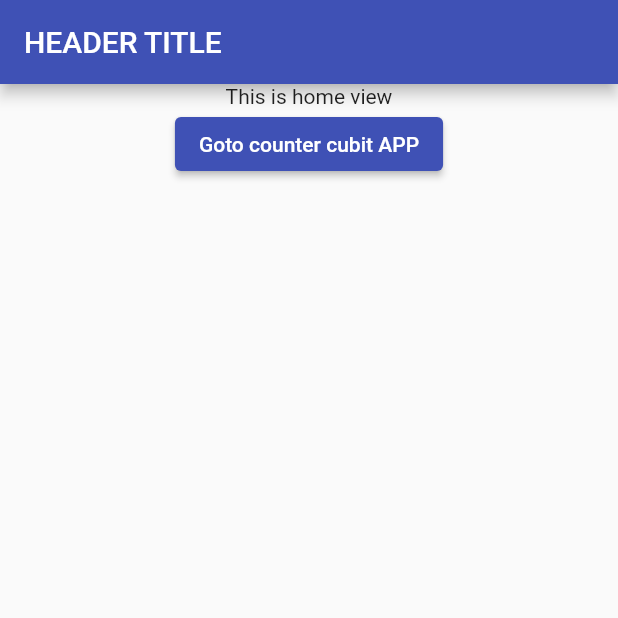
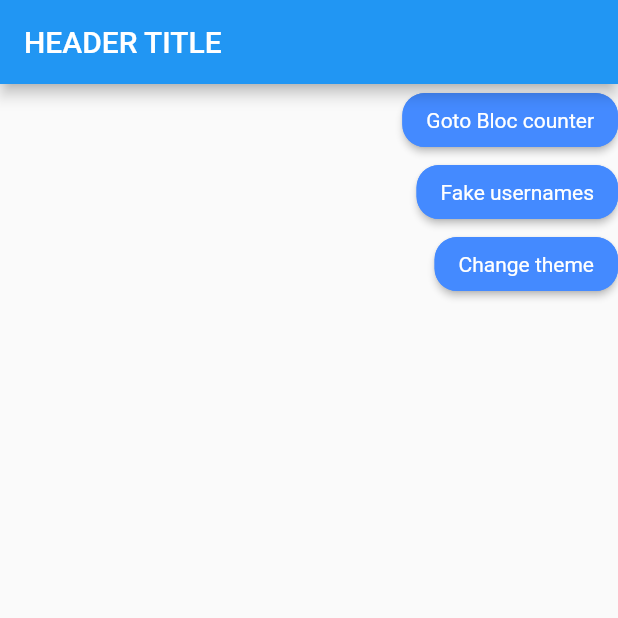
Before and after one commit to NoatToan/milestone, a Flutter app: the screen it shows after launch, on a phone screen of 412 x 824 dp, the top half of it. Run offline on Flutter 3.47's test engine with Material 2 defaults, Android fonts, the phone set to English and light mode, and no system bars; our stand-ins replace bloc, flutter_bloc, flutter_dotenv; missing offline and left inert: random_x.

Commit message:
feat: theme inherited widget config, factory faker data

```diff
--- a/lib/app_inherited_widget.dart
+++ b/lib/app_inherited_widget.dart
@@ -1,19 +1,18 @@
-import 'package:flutter/foundation.dart';
 import 'package:flutter/material.dart';
-import 'package:milestone_project/core/models/base_model_user.dart';
+import 'package:milestone_project/core/models/model_user.dart';
 
 class AppInheritedWidget extends InheritedWidget {
   const AppInheritedWidget({
     super.key,
-    required this.color,
+    required this.themeData,
     required super.child,
-    this.auth = BaseModelUser.ex,
+    this.auth = ModelUser.ex,
   });
 
-  final Color color;
+  final ThemeData themeData;
 
   // TODO: auth state will be passed from App stateful, and all ancestors are able to access this auth
-  final BaseModelUser auth;
+  final ModelUser auth;
 
   static AppInheritedWidget? maybeOf(BuildContext context) {
     return context.dependOnInheritedWidgetOfExactType<AppInheritedWidget>();
@@ -21,16 +20,14 @@ class AppInheritedWidget extends InheritedWidget {
 
   static AppInheritedWidget of(BuildContext context) {
     final AppInheritedWidget? result = maybeOf(context);
-    assert(result != null, 'No FrogColor found in context');
+    assert(result != null, 'No AppInheritedWidget found in context');
+
     return result!;
   }
 
   @override
   bool updateShouldNotify(AppInheritedWidget oldWidget) {
-    bool shouldUpdate = color != oldWidget.color;
-    if (kDebugMode) {
-      print('AppInheritedWidget re-render');
-    }
+    bool shouldUpdate = themeData != oldWidget.themeData;
 
     return shouldUpdate;
   }
--- /dev/null
+++ b/lib/core/factories/factory_model.dart
@@ -0,0 +1,55 @@
+import 'package:random_x/random_x.dart';
+
+class FactoryModel {
+  static const name = 'NAME';
+  static const email = 'EMAIL';
+  static const phoneNumber = 'PHONE_NUMBER';
+  static const address = 'ADDRESS';
+  static const date = 'DATE';
+  static const dateIncrementFrom = 'DATE_INCREMENT_FROM';
+  static const dateDecrementFrom = 'DATE_DECREMENT_FROM';
+
+  static List<dynamic> make({
+    required String type,
+    int count = 10,
+    int length = 10,
+    DateTime? startDate,
+  }) {
+    List<dynamic> res = [];
+
+    if (type == name) {
+      res.addAll(RndX.generateNames(count: count));
+    }
+
+    if (type == email) {
+      res.addAll(RndX.generateEmail(count: count));
+    }
+
+    if (type == phoneNumber) {
+      res.addAll(RndX.generatePhoneNumber(count: count));
+    }
+
+    if (type == address) {
+      res.add(RndX.randomAddressList(count: count));
+    }
+
+    if (type == date) {
+      res.addAll(RndX.generateRandomDates(count: count));
+    }
+    if (type == dateIncrementFrom) {
+      throw UnimplementedError();
+
+      // assert(startDate != null, 'Start date is required');
+      // res.addAll(RndX.generateRandomDates(count: count, start: startDate));
+    }
+
+    if (type == dateDecrementFrom) {
+      throw UnimplementedError();
+
+      // assert(startDate != null, 'Start date is required');
+      // res.addAll(RndX.generateRandomDates(count: count));
+    }
+
+    return res;
+  }
+}
--- a/lib/core/models/base_model_user.dart
+++ b/lib/core/models/model_user.dart
@@ -1,28 +1,28 @@
-class BaseModelUser {
+class ModelUser {
   final String id;
   final String name;
 
-  const BaseModelUser({
+  const ModelUser({
     required this.id,
     required this.name,
   });
 
-  BaseModelUser copyWith({
+  ModelUser copyWith({
     String? id,
     String? name,
   }) {
-    return BaseModelUser(
+    return ModelUser(
       id: id ?? this.id,
       name: name ?? this.name,
     );
   }
 
-  factory BaseModelUser.fromMap(Map<String, dynamic> map) {
-    return BaseModelUser(
+  factory ModelUser.fromMap(Map<String, dynamic> map) {
+    return ModelUser(
       id: map['id'] as String,
       name: map['name'] as String,
     );
   }
 
-  static const BaseModelUser ex = BaseModelUser(id: 'id', name: 'name');
+  static const ModelUser ex = ModelUser(id: 'id', name: 'name');
 }
--- /dev/null
+++ b/lib/core/themes/theme_contrast.dart
@@ -0,0 +1,29 @@
+import 'package:flutter/material.dart';
+
+class ThemeContrast {
+  static ThemeData get themeData => ThemeData(
+        primaryColor: Colors.black12,
+        backgroundColor: Colors.grey,
+        floatingActionButtonTheme: const FloatingActionButtonThemeData(
+          foregroundColor: Colors.black,
+        ),
+        brightness: Brightness.dark,
+        elevatedButtonTheme: ElevatedButtonThemeData(
+          style: ButtonStyle(
+            side: MaterialStateProperty.resolveWith<BorderSide>(
+                (states) => const BorderSide(color: Colors.black)),
+            backgroundColor: MaterialStateProperty.resolveWith<Color>(
+                (states) => Colors.black),
+            shape: MaterialStateProperty.resolveWith<OutlinedBorder>((_) {
+              return RoundedRectangleBorder(
+                  borderRadius: BorderRadius.circular(15));
+            }),
+            textStyle: MaterialStateProperty.resolveWith<TextStyle>(
+              (states) => const TextStyle(
+                color: Colors.white70,
+              ),
+            ),
+          ),
+        ),
+      );
+}
--- /dev/null
+++ b/lib/core/themes/theme_default.dart
@@ -0,0 +1,28 @@
+import 'package:flutter/material.dart';
+
+class ThemeDefault {
+  static ThemeData get themeData => ThemeData(
+        primaryColor: Colors.blueAccent,
+        floatingActionButtonTheme: const FloatingActionButtonThemeData(
+          foregroundColor: Colors.white,
+        ),
+        brightness: Brightness.light,
+        elevatedButtonTheme: ElevatedButtonThemeData(
+          style: ButtonStyle(
+            side: MaterialStateProperty.resolveWith<BorderSide>(
+                (states) => const BorderSide(color: Colors.blueAccent)),
+            backgroundColor: MaterialStateProperty.resolveWith<Color>(
+                (states) => Colors.blueAccent),
+            shape: MaterialStateProperty.resolveWith<OutlinedBorder>((_) {
+              return RoundedRectangleBorder(
+                  borderRadius: BorderRadius.circular(15));
+            }),
+            textStyle: MaterialStateProperty.resolveWith<TextStyle>(
+              (states) => const TextStyle(
+                color: Colors.white,
+              ),
+            ),
+          ),
+        ),
+      );
+}
--- a/lib/main.dart
+++ b/lib/main.dart
@@ -1,8 +1,9 @@
 import 'package:flutter/foundation.dart';
 import 'package:flutter/material.dart';
+import 'package:flutter_bloc/flutter_bloc.dart';
 import 'package:milestone_project/app_inherited_widget.dart';
-import 'package:milestone_project/app_state.dart';
-import 'package:milestone_project/modules/counter_app.dart';
+import 'package:milestone_project/core/themes/theme_contrast.dart';
+import 'package:milestone_project/core/themes/theme_default.dart';
 import 'package:flutter_dotenv/flutter_dotenv.dart';
 import 'package:milestone_project/modules/home/view/home_page.dart';
 
@@ -21,28 +22,63 @@ void main() async {
     print('------------------------');
   }
 
+  Bloc.observer = const AppBlocObserver();
   runApp(const MyApp());
+}
+
+/// Custom [BlocObserver] that observes all bloc and cubit state changes.
+class AppBlocObserver extends BlocObserver {
+  const AppBlocObserver();
+
+  @override
+  void onChange(BlocBase bloc, Change change) {
+    super.onChange(bloc, change);
+
+    if (bloc is Cubit) {
+      if (kDebugMode) {
+        print(change);
+      }
+    }
+  }
+
+  @override
+  void onTransition(Bloc bloc, Transition transition) {
+    super.onTransition(bloc, transition);
+    if (kDebugMode) {
+      print(transition);
+    }
+  }
 }
 
 class MyApp extends StatelessWidget {
   const MyApp({Key? key}) : super(key: key);
 
-  // This widget is the root of your application.
   @override
   Widget build(BuildContext context) {
-    return MaterialApp(
-      title: dotenv.get('APP_NAME'),
-      // TODO: Load dynamic theme feature
-      theme: ThemeData(
-        primarySwatch: Colors.indigo,
-      ),
-      // home: const MyHomePage(title: 'Flutter Demo Home Page'),
-      home: const AppState(
-        child: AppInheritedWidget(
-          color: Colors.red,
-          child: HomePage(),
-        ),
+    return BlocProvider(
+      create: (_) => ThemeCubit(),
+      child: BlocBuilder<ThemeCubit, ThemeData>(
+        builder: (_, theme) {
+          return AppInheritedWidget(
+            themeData: theme,
+            child: MaterialApp(
+              title: dotenv.get('APP_NAME'),
+              home: const HomePage(),
+            ),
+          );
+        },
       ),
     );
   }
 }
+
+class ThemeCubit extends Cubit<ThemeData> {
+  ThemeCubit() : super(_themeDefault);
+
+  static final _themeDefault = ThemeDefault.themeData;
+  static final _themeDark = ThemeContrast.themeData;
+
+  void toggleTheme() {
+    emit(state.brightness == Brightness.dark ? _themeDefault : _themeDark);
+  }
+}
--- a/lib/modules/counter/view/counter_view.dart
+++ b/lib/modules/counter/view/counter_view.dart
@@ -21,12 +21,14 @@ class CounterView extends AppBaseView {
       crossAxisAlignment: CrossAxisAlignment.end,
       children: <Widget>[
         FloatingActionButton(
+          heroTag: '1',
           key: const Key('counterView_increment_floatingActionButton'),
           child: const Icon(Icons.add),
           onPressed: () => context.read<CounterCubit>().increment(),
         ),
         const SizedBox(height: 8),
         FloatingActionButton(
+          heroTag: '2',
           key: const Key('counterView_decrement_floatingActionButton'),
           child: const Icon(Icons.remove),
           onPressed: () => context.read<CounterCubit>().decrement(),
--- a/lib/modules/home/view/home_page.dart
+++ b/lib/modules/home/view/home_page.dart
@@ -1,5 +1,4 @@
 import 'package:flutter/material.dart';
-import 'package:flutter_bloc/flutter_bloc.dart';
 import 'package:milestone_project/modules/counter/counter.dart';
 import 'package:milestone_project/modules/home/view/home_view.dart';
 
--- a/lib/modules/home/view/home_view.dart
+++ b/lib/modules/home/view/home_view.dart
@@ -1,24 +1,54 @@
 import 'package:flutter/material.dart';
+import 'package:flutter_bloc/flutter_bloc.dart';
 import 'package:milestone_project/app_base_view.dart';
-import 'package:milestone_project/modules/counter_app.dart';
+import 'package:milestone_project/core/factories/factory_model.dart';
+import 'package:milestone_project/main.dart';
+import 'package:milestone_project/modules/counter/counter.dart';
 
 class HomeView extends AppBaseView {
   const HomeView({Key? key}) : super(key: key);
 
   @override
   Widget body(BuildContext context) {
-    return Column(
+    return Row(
+      mainAxisAlignment: MainAxisAlignment.spaceBetween,
       children: [
-        const Text('This is home view'),
+        Flexible(flex: 3, child: const SizedBox()),
+        Flexible(
+            flex: 2,
+            child: Column(
+              crossAxisAlignment: CrossAxisAlignment.end,
+              children: [
                 ElevatedButton(
-          child: const Text('Goto counter cubit APP'),
+                  child: const Text('Goto Bloc counter'),
                   onPressed: () {
                     Navigator.push(
                       context,
-              MaterialPageRoute(builder: (context) => const CounterApp()),
+                      MaterialPageRoute(
+                        /// nav to new page
+                        builder: (context) => const CounterPage(),
+
+                        /// nav to new app
+                        // builder: (context) => const CounterApp(),
+                      ),
                     );
                   },
                 ),
+                ElevatedButton(
+                  child: const Text('Fake usernames'),
+                  onPressed: () {
+                    List<dynamic> userNames = FactoryModel.make(type: 'NAME');
+                    print(userNames);
+                  },
+                ),
+                ElevatedButton(
+                  child: const Text('Change theme'),
+                  onPressed: () {
+                    context.read<ThemeCubit>().toggleTheme();
+                  },
+                ),
+              ],
+            )),
       ],
     );
   }
--- a/pubspec.yaml
+++ b/pubspec.yaml
@@ -36,6 +36,7 @@ dependencies:
   cupertino_icons: ^1.0.2
   flutter_dotenv: ^5.0.2
   flutter_bloc: ^8.1.2
+  random_x: ^0.3.1
 
 dev_dependencies:
   flutter_test:
@@ -47,6 +48,7 @@ dev_dependencies:
   # package. See that file for information about deactivating specific lint
   # rules and activating additional ones.
   flutter_lints: ^2.0.0
+  dart_code_metrics: ^5.5.0
 
 # For information on the generic Dart part of this file, see the
 # following page: https://dart.dev/tools/pub/pubspec
```
Also changed, not shown: analysis_options.yaml (+32 -4 lines), lib/app_base_view.dart (+13 -2 lines), lib/app_state.dart (+26 -2 lines), 3 other files. Lines whose indentation alone changed are shown as unchanged.
